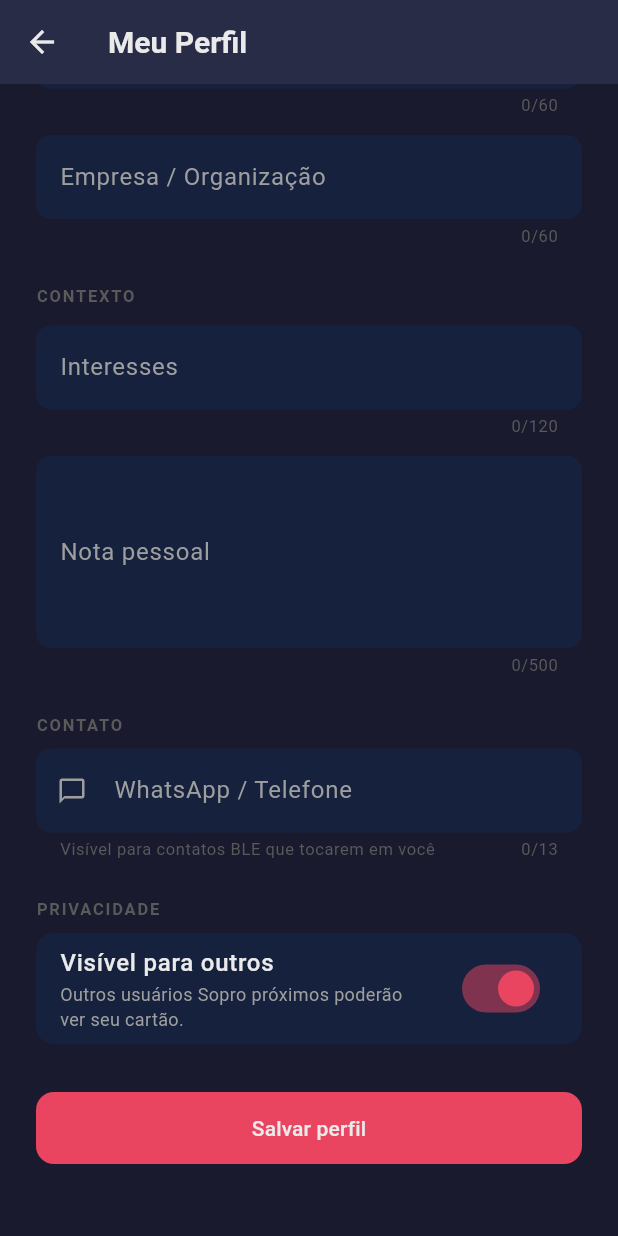
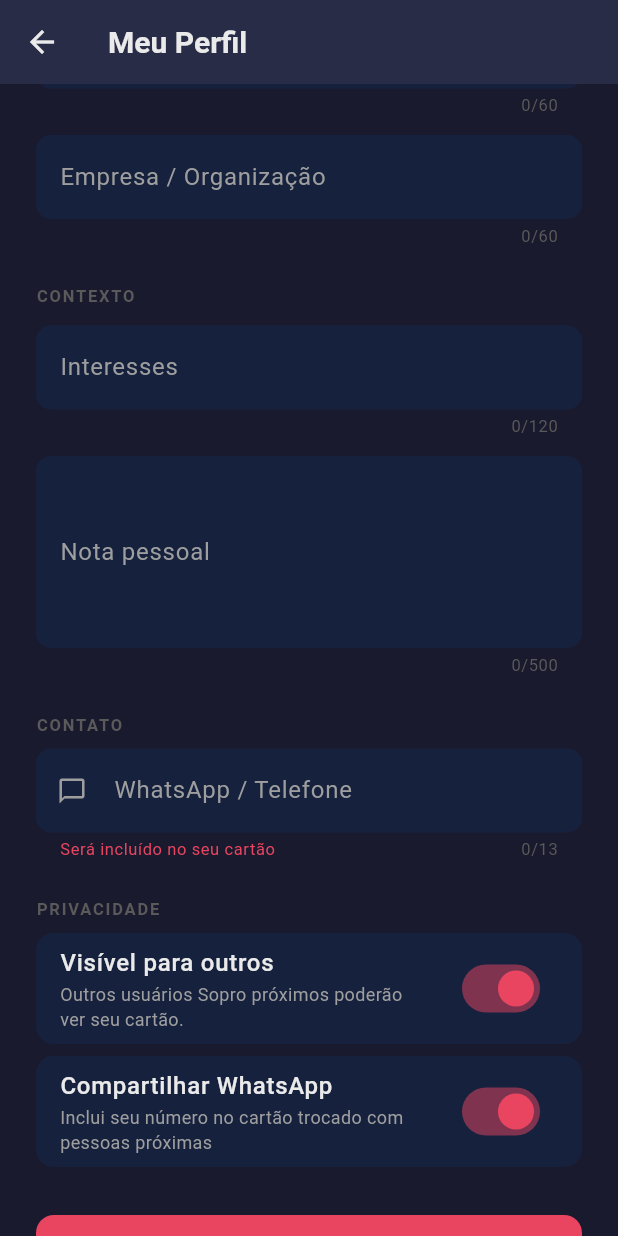
Before and after one commit to JuniorFray/APP_SOPRO, a Flutter app: the ProfileScreen screen opened by its route, scrolled down 312 dp, on a phone screen of 412 x 824 dp. Run offline on Flutter 3.47's test engine with Material 3 defaults, Android fonts, the phone set to English and light mode, and no system bars; our stand-ins replace drift, drift_flutter, flutter_local_notifications, flutter_map, flutter_riverpod, image_picker and 2 more; missing offline and left inert: flutter_background_service; accounts and stored records are empty; generated files the repository leaves out were written again; network calls fail.

Commit message:
feat: cartao BLE completo e toggle WhatsApp independente no perfil
Cartao completo (people_nearby_screen.dart):
- _ContextCardSheet expandido: chips de interesses (tags), nota pessoal,
  "ultima vez visto" relativo (Agora mesmo / Ha X min / Ha Xh / Ha X dias),
  ocupacao no formato "Cargo na Empresa". Campos omitidos se vazios.
- isScrollControlled: true + SingleChildScrollView para cartoes longos.
- lastSeen (DateTime) passado de _onUserTapped via _showCardSheet ate o sheet.

WhatsApp opcional (profile_screen.dart + settings_providers.dart):
- shareWhatsAppProvider (StateProvider<bool>, default=true): controla se 'p'
  e incluido no payload BLE, independente do toggle "Visivel para outros".
- Toggle "Compartilhar WhatsApp" na secao Privacidade do Perfil, persistido
  em SharedPreferences 'share_whatsapp'; restaurado no AppInitializer.
- BleService.startAdvertising() aceita sharePhone:bool; omite chave 'p' via
  collection-if quando false, mantendo payload compacto.
- Helper text do campo phone muda dinamicamente (strings.dart):
  profilePhoneHelperOn / profilePhoneHelperOff.

Co-Authored-By: Claude Sonnet 4.6 <noreply@anthropic.com>

```diff
--- a/lib/core/constants/strings.dart
+++ b/lib/core/constants/strings.dart
@@ -205,6 +205,13 @@ class AppStrings {
   static const profilePhotoCamera  = 'Tirar foto';
   static const profilePhotoGallery = 'Escolher da galeria';
 
+  // Toggle de compartilhamento de WhatsApp (Perfil — seção Privacidade)
+  static const profileShareWhatsApp     = 'Compartilhar WhatsApp';
+  static const profileShareWhatsAppDesc =
+      'Inclui seu número no cartão trocado com pessoas próximas';
+  static const profilePhoneHelperOn  = 'Será incluído no seu cartão';
+  static const profilePhoneHelperOff = 'Salvo, mas não compartilhado';
+
   // Edição de ambiente e gatilho
   static const editEnvironmentTitle = 'Editar Ambiente';
   static const editTriggerTitle     = 'Editar Gatilho';
--- a/lib/presentation/providers/settings_providers.dart
+++ b/lib/presentation/providers/settings_providers.dart
@@ -21,3 +21,9 @@ final notificationCooldownMinutesProvider = StateProvider<int>((ref) => 0);
 // Mapeado para AdvertiseSettings.ADVERTISE_TX_POWER_* no Android via MethodChannel.
 // Persistência via SharedPreferences ('ble_tx_power').
 final bleTxPowerProvider = StateProvider<int>((ref) => 1);
+
+// Provider que controla se o telefone/WhatsApp é incluído no payload BLE.
+// Se false, o campo phone é omitido do cartão trocado mesmo que esteja
+// preenchido no perfil — o usuário pode ter o número salvo sem compartilhá-lo.
+// Persistência via SharedPreferences ('share_whatsapp').
+final shareWhatsAppProvider = StateProvider<bool>((ref) => true);
--- a/lib/presentation/screens/profile/profile_screen.dart
+++ b/lib/presentation/screens/profile/profile_screen.dart
@@ -25,6 +25,7 @@ import '../../../core/theme/app_theme.dart';
 import '../../../domain/entities/context_card_entity.dart';
 import '../../providers/ble_providers.dart';
 import '../../providers/database_provider.dart';
+import '../../providers/settings_providers.dart';
 
 class ProfileScreen extends ConsumerStatefulWidget {
   const ProfileScreen({super.key});
@@ -237,7 +238,8 @@ class _ProfileScreenState extends ConsumerState<ProfileScreen> {
 
   @override
   Widget build(BuildContext context) {
-    final isVisible = ref.watch(bleVisibleProvider);
+    final isVisible    = ref.watch(bleVisibleProvider);
+    final shareWhatsApp = ref.watch(shareWhatsAppProvider);
 
     return Scaffold(
       backgroundColor: AppTheme.backgroundPrimary,
@@ -245,7 +247,7 @@ class _ProfileScreenState extends ConsumerState<ProfileScreen> {
         title: const Text(AppStrings.profileTitle),
         backgroundColor: AppTheme.backgroundSurface,
       ),
-      body: _loaded ? _buildForm(isVisible) : _buildLoading(),
+      body: _loaded ? _buildForm(isVisible, shareWhatsApp) : _buildLoading(),
     );
   }
 
@@ -255,7 +257,7 @@ class _ProfileScreenState extends ConsumerState<ProfileScreen> {
     );
   }
 
-  Widget _buildForm(bool isVisible) {
+  Widget _buildForm(bool isVisible, bool shareWhatsApp) {
     // Inicial do nome para o avatar quando não há foto
     final initial = _nameCtrl.text.isNotEmpty
         ? _nameCtrl.text[0].toUpperCase()
@@ -400,9 +402,13 @@ class _ProfileScreenState extends ConsumerState<ProfileScreen> {
                 color: AppTheme.textSecondary,
                 size: 20,
               ),
-              helperText: 'Visível para contatos BLE que tocarem em você',
-              helperStyle: const TextStyle(
-                color: AppTheme.textDisabled,
+              helperText: shareWhatsApp
+                  ? AppStrings.profilePhoneHelperOn
+                  : AppStrings.profilePhoneHelperOff,
+              helperStyle: TextStyle(
+                color: shareWhatsApp
+                    ? AppTheme.accent
+                    : AppTheme.textDisabled,
                 fontSize: 11,
               ),
             ),
@@ -433,6 +439,40 @@ class _ProfileScreenState extends ConsumerState<ProfileScreen> {
               ),
               subtitle: const Text(
                 AppStrings.profileVisibleDesc,
+                style: TextStyle(
+                  color: AppTheme.textSecondary,
+                  fontSize: 12,
+                  height: 1.4,
+                ),
+              ),
+            ),
+          ),
+          const SizedBox(height: 8),
+
+          // Toggle independente: compartilha o telefone no cartão BLE ou não.
+          // O número continua salvo no perfil mas é omitido do payload se desligado.
+          Container(
+            decoration: BoxDecoration(
+              color: AppTheme.backgroundSurface,
+              borderRadius: BorderRadius.circular(12),
+            ),
+            child: SwitchListTile(
+              value: shareWhatsApp,
+              onChanged: (v) async {
+                ref.read(shareWhatsAppProvider.notifier).state = v;
+                final prefs = await SharedPreferences.getInstance();
+                await prefs.setBool('share_whatsapp', v);
+              },
+              activeColor: AppTheme.accent,
+              title: const Text(
+                AppStrings.profileShareWhatsApp,
+                style: TextStyle(
+                  color: AppTheme.textPrimary,
+                  fontWeight: FontWeight.w500,
+                ),
+              ),
+              subtitle: const Text(
+                AppStrings.profileShareWhatsAppDesc,
                 style: TextStyle(
                   color: AppTheme.textSecondary,
                   fontSize: 12,
--- a/lib/presentation/widgets/app_initializer.dart
+++ b/lib/presentation/widgets/app_initializer.dart
@@ -126,6 +126,11 @@ class _AppInitializerState extends ConsumerState<AppInitializer> {
       ref.read(bleTxPowerProvider.notifier).state = txPower;
     }
 
+    final shareWhatsApp = prefs.getBool('share_whatsapp') ?? true;
+    if (!shareWhatsApp) {
+      ref.read(shareWhatsAppProvider.notifier).state = false;
+    }
+
     // 7. Inicia o foreground service apenas se o onboarding já foi concluído.
     //    Evita exibir "Sopro ativo" antes de o usuário configurar o app.
     if (prefs.getBool('onboarding_done') ?? false) {
```
Also changed, not shown: lib/infrastructure/ble/ble_service.dart (+8 -2 lines), lib/presentation/screens/ble/people_nearby_screen.dart (+111 -31 lines).
